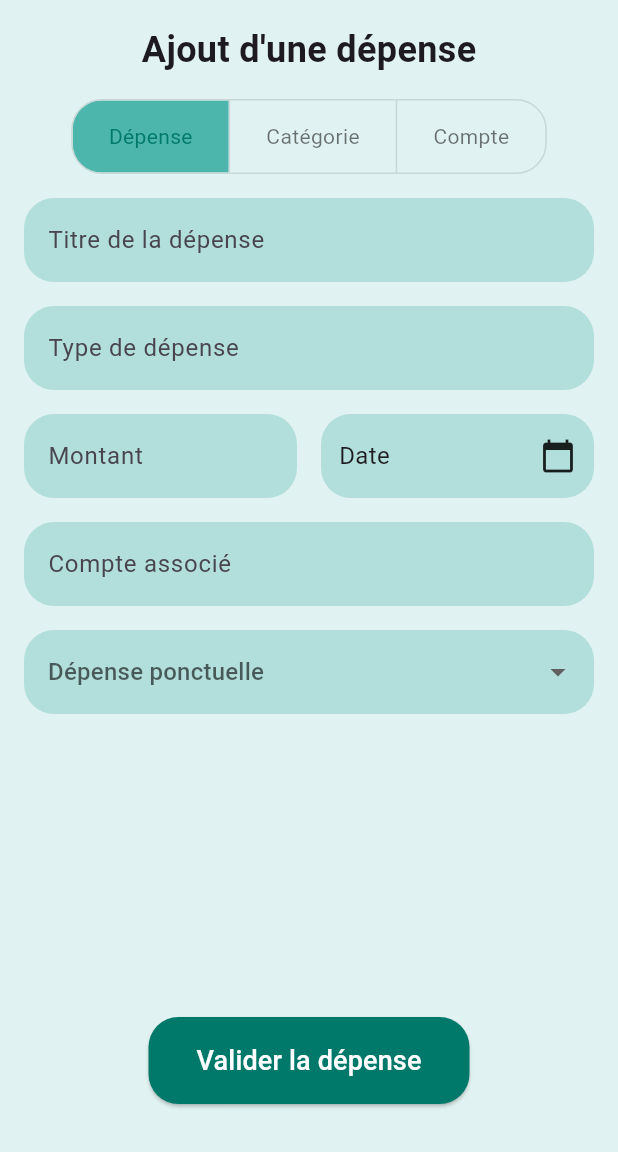
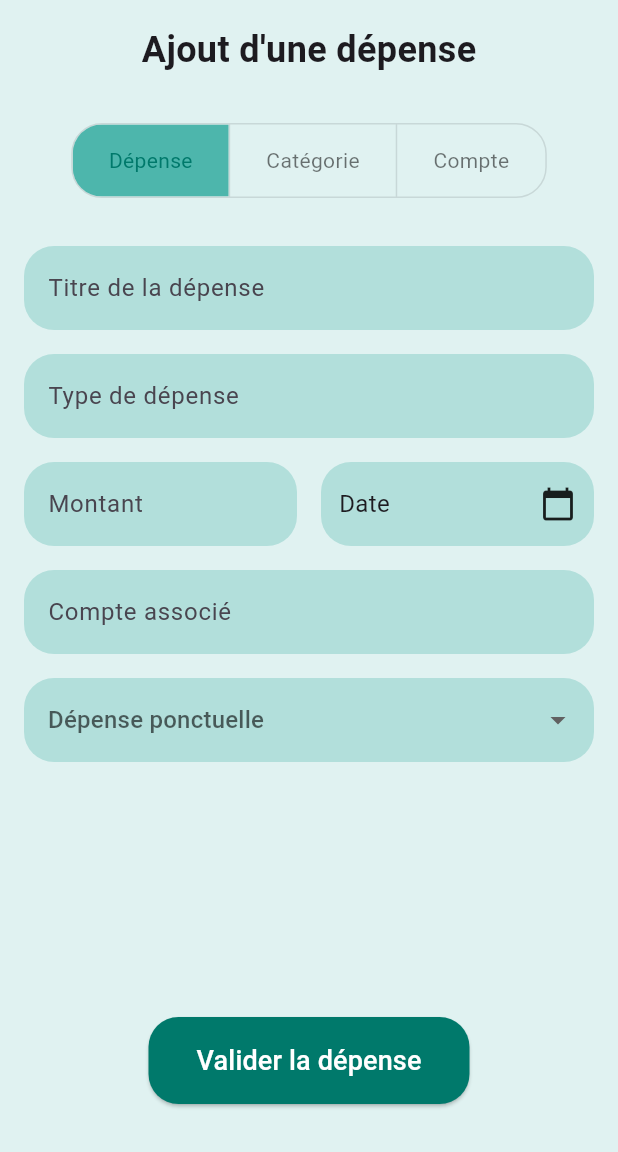
Before and after one commit to UnboringCompany/unboring_money, a Flutter app: the AddExpensePage screen opened directly, on a phone screen of 412 x 824 dp, the part 84-1236 px from its top. Run offline on Flutter 3.47's test engine with Material 3 defaults, Android fonts, the phone set to English and light mode, and no system bars.

Commit message:
add_padding

```diff
--- a/lib/add_depense.dart
+++ b/lib/add_depense.dart
@@ -27,6 +27,7 @@ class _AddExpensePageState extends State<AddExpensePage> {
               primary: Colors.teal.shade700, // Couleur du bouton OK et de la date sélectionnée
               onPrimary: Colors.white,       // Couleur du texte sur le bouton OK
               onSurface: Colors.teal.shade900, // Couleur du texte (jours, mois, années)
+
             ),
             buttonTheme: ButtonThemeData(
               textTheme: ButtonTextTheme.primary, // Couleur du texte sur les boutons
@@ -76,8 +77,13 @@ class _AddExpensePageState extends State<AddExpensePage> {
             ,
             SizedBox(height: 16),
             // Utilisation du widget ToggleButtonSelectionAdder
-            Center(child:
-            ToggleButtonSelectionAdder(onSelectionChanged: _onSelectionChanged),
+            Padding(
+              padding: const EdgeInsets.symmetric(vertical: 16.0), // Marge verticale autour du toggle
+              child:
+              Center(
+                child: ToggleButtonSelectionAdder(onSelectionChanged: _onSelectionChanged),
+              ),
+
             ),
             SizedBox(height: 16),
             if (_selectedTab == 0) ExpenseForm(selectDate: _selectDate, selectedDate: selectedDate),
```
